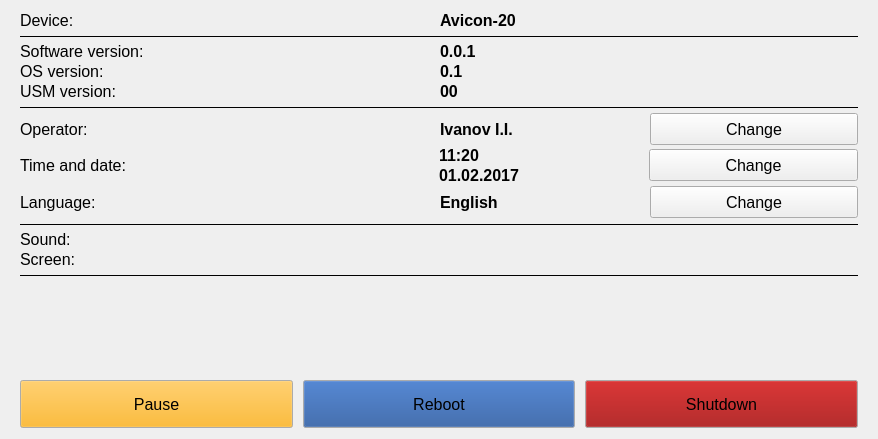
Qt form ui/systemwidget.ui (dmitry64/av20) before a commit.
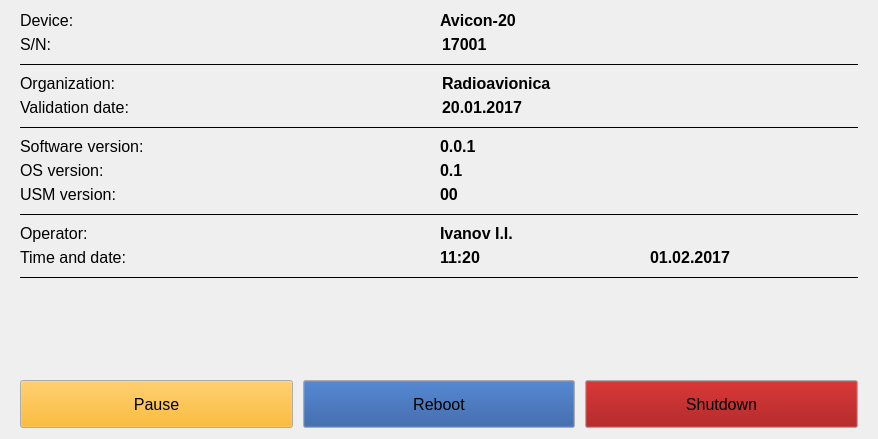
The same form after that commit. Icons and pictures are not drawn. Custom widgets are drawn as their Qt base class.

What changed in the file:
```diff
--- a/ui/systemwidget.ui
+++ b/ui/systemwidget.ui
@@ -31,7 +31,7 @@
    <item>
     <layout class="QVBoxLayout" name="verticalLayout">
      <property name="spacing">
-      <number>1</number>
+      <number>5</number>
      </property>
      <property name="leftMargin">
       <number>0</number>
@@ -69,6 +69,33 @@
        </item>
       </layout>
      </item>
+     <item>
+      <layout class="QHBoxLayout" name="horizontalLayout_13">
+       <property name="bottomMargin">
+        <number>0</number>
+       </property>
+       <item>
+        <widget class="QLabel" name="label_6">
+         <property name="text">
+          <string>S/N:</string>
+         </property>
+        </widget>
+       </item>
+       <item>
+        <widget class="QLabel" name="serialNumber">
+         <property name="font">
+          <font>
+           <weight>75</weight>
+           <bold>true</bold>
+          </font>
+         </property>
+         <property name="text">
+          <string>17001</string>
+         </property>
+        </widget>
+       </item>
+      </layout>
+     </item>
      <item>
       <widget class="Line" name="line_4">
        <property name="minimumSize">
@@ -85,6 +112,76 @@
        </property>
       </widget>
      </item>
+     <item>
+      <layout class="QHBoxLayout" name="horizontalLayout_8">
+       <property name="bottomMargin">
+        <number>0</number>
+       </property>
+       <item>
+        <widget class="QLabel" name="label_8">
+         <property name="text">
+          <string>Organization:</string>
+         </property>
+        </widget>
+       </item>
+       <item>
+        <widget class="QLabel" name="orgName">
+         <property name="font">
+          <font>
+           <weight>75</weight>
+           <bold>true</bold>
+          </font>
+         </property>
+         <property name="text">
+          <string>Radioavionica</string>
+         </property>
+        </widget>
+       </item>
+      </layout>
+     </item>
+     <item>
+      <layout class="QHBoxLayout" name="horizontalLayout_9">
+       <property name="bottomMargin">
+        <number>0</number>
+       </property>
+       <item>
+        <widget class="QLabel" name="label_9">
+         <property name="text">
+          <string>Validation date:</string>
+         </property>
+        </widget>
+       </item>
+       <item>
+        <widget class="QLabel" name="label_11">
+         <property name="font">
+          <font>
+           <weight>75</weight>
+           <bold>true</bold>
+          </font>
+         </property>
+         <property name="text">
+          <string>20.01.2017</string>
+         </property>
+        </widget>
+       </item>
+      </layout>
+     </item>
+     <item>
+      <widget class="Line" name="line_3">
+       <property name="minimumSize">
+        <size>
+         <width>0</width>
+         <height>10</height>
+        </size>
+       </property>
+       <property name="frameShadow">
+        <enum>QFrame::Plain</enum>
+       </property>
+       <property name="orientation">
+        <enum>Qt::Horizontal</enum>
+       </property>
+      </widget>
+     </item>
      <item>
       <layout class="QHBoxLayout" name="horizontalLayout_10">
        <property name="spacing">
@@ -227,29 +324,12 @@
            </property>
           </widget>
          </item>
-         <item>
-          <widget class="QPushButton" name="operatorChangeButton">
-           <property name="minimumSize">
-            <size>
-             <width>32</width>
-             <height>32</height>
-            </size>
-           </property>
-           <property name="text">
-            <string>Change</string>
-           </property>
-           <property name="icon">
-            <iconset resource="../resources.qrc">
-             <normaloff>:/icons/resources/icons/sys_icon_user.png</normaloff>:/icons/resources/icons/sys_icon_user.png</iconset>
-           </property>
-          </widget>
-         </item>
         </layout>
        </item>
       </layout>
      </item>
      <item>
-      <layout class="QHBoxLayout" name="horizontalLayout_5" stretch="2,1,1">
+      <layout class="QHBoxLayout" name="horizontalLayout_5" stretch="0,0">
        <property name="spacing">
         <number>1</number>
        </property>
@@ -264,99 +344,9 @@
         </widget>
        </item>
        <item>
-        <layout class="QVBoxLayout" name="verticalLayout_3">
-         <property name="spacing">
-          <number>1</number>
-         </property>
-         <property name="bottomMargin">
-          <number>0</number>
-         </property>
+        <layout class="QHBoxLayout" name="horizontalLayout_6">
          <item>
-          <layout class="QHBoxLayout" name="horizontalLayout_6">
-           <property name="spacing">
-            <number>1</number>
-           </property>
-           <item>
-            <widget class="QLabel" name="timeLabel">
-             <property name="font">
-              <font>
-               <weight>75</weight>
-               <bold>true</bold>
-              </font>
-             </property>
-             <property name="text">
-              <string>11:20</string>
-             </property>
-            </widget>
-           </item>
-          </layout>
-         </item>
-         <item>
-          <layout class="QHBoxLayout" name="horizontalLayout_7">
-           <property name="spacing">
-            <number>1</number>
-           </property>
-           <property name="bottomMargin">
-            <number>0</number>
-           </property>
-           <item>
-            <widget class="QLabel" name="dateLabel">
-             <property name="font">
-              <font>
-               <weight>75</weight>
-               <bold>true</bold>
-              </font>
-             </property>
-             <property name="text">
-              <string>01.02.2017</string>
-             </property>
-            </widget>
-           </item>
-          </layout>
-         </item>
-        </layout>
-       </item>
-       <item>
-        <widget class="QPushButton" name="timeChangeButton">
-         <property name="minimumSize">
-          <size>
-           <width>32</width>
-           <height>32</height>
-          </size>
-         </property>
-         <property name="text">
-          <string>Change</string>
-         </property>
-         <property name="icon">
-          <iconset resource="../resources.qrc">
-           <normaloff>:/icons/resources/icons/sys_icon_clock.png</normaloff>:/icons/resources/icons/sys_icon_clock.png</iconset>
-         </property>
-        </widget>
-       </item>
-      </layout>
-     </item>
-     <item>
-      <layout class="QHBoxLayout" name="horizontalLayout_8">
-       <property name="spacing">
-        <number>1</number>
-       </property>
-       <property name="bottomMargin">
-        <number>0</number>
-       </property>
-       <item>
-        <widget class="QLabel" name="label_8">
-         <property name="text">
-          <string>Language:</string>
-         </property>
-        </widget>
-       </item>
-       <item>
-        <layout class="QHBoxLayout" name="horizontalLayout_9">
-         <property name="spacing">
-          <number>1</number>
-         </property>
-         <item>
-          <widget class="QLabel" name="languageLabel">
+          <widget class="QLabel" name="timeLabel">
            <property name="font">
             <font>
              <weight>75</weight>
@@ -364,24 +354,26 @@
             </font>
            </property>
            <property name="text">
-            <string>English</string>
+            <string>11:20</string>
+           </property>
+           <property name="alignment">
+            <set>Qt::AlignLeading|Qt::AlignLeft|Qt::AlignVCenter</set>
            </property>
           </widget>
          </item>
          <item>
-          <widget class="QPushButton" name="languageChangeButton">
-           <property name="minimumSize">
-            <size>
-             <width>32</width>
-             <height>32</height>
-            </size>
+          <widget class="QLabel" name="dateLabel">
+           <property name="font">
+            <font>
+             <weight>75</weight>
+             <bold>true</bold>
+            </font>
            </property>
            <property name="text">
-            <string>Change</string>
+            <string>01.02.2017</string>
            </property>
-           <property name="icon">
-            <iconset resource="../resources.qrc">
-             <normaloff>:/icons/resources/icons/basic_flag1.png</normaloff>:/icons/resources/icons/basic_flag1.png</iconset>
+           <property name="alignment">
+            <set>Qt::AlignLeading|Qt::AlignLeft|Qt::AlignVCenter</set>
            </property>
           </widget>
          </item>
@@ -405,76 +397,6 @@
        </property>
       </widget>
      </item>
-     <item>
-      <layout class="QHBoxLayout" name="horizontalLayout_11" stretch="1,1">
-       <property name="spacing">
-        <number>1</number>
-       </property>
-       <property name="bottomMargin">
-        <number>0</number>
-       </property>
-       <item>
-        <widget class="QLabel" name="label_12">
-         <property name="text">
-          <string>Sound:</string>
-         </property>
-        </widget>
-       </item>
-       <item>
-        <widget class="TouchSpinBox" name="soundWidget" native="true">
-         <property name="minimumSize">
-          <size>
-           <width>100</width>
-           <height>0</height>
-          </size>
-         </property>
-        </widget>
-       </item>
-      </layout>
-     </item>
-     <item>
-      <layout class="QHBoxLayout" name="horizontalLayout_12" stretch="1,1">
-       <property name="spacing">
-        <number>1</number>
-       </property>
-       <property name="bottomMargin">
-        <number>0</number>
-       </property>
-       <item>
-        <widget class="QLabel" name="label_13">
-         <property name="text">
-          <string>Screen:</string>
-         </property>
-        </widget>
-       </item>
-       <item>
-        <widget class="TouchSpinBox" name="brightnessWidget" native="true">
-         <property name="minimumSize">
-          <size>
-           <width>100</width>
-           <height>0</height>
-          </size>
-         </property>
-        </widget>
-       </item>
-      </layout>
-     </item>
-     <item>
-      <widget class="Line" name="line_3">
-       <property name="minimumSize">
-        <size>
-         <width>0</width>
-         <height>10</height>
-        </size>
-       </property>
-       <property name="frameShadow">
-        <enum>QFrame::Plain</enum>
-       </property>
-       <property name="orientation">
-        <enum>Qt::Horizontal</enum>
-       </property>
-      </widget>
-     </item>
      <item>
       <spacer name="verticalSpacer">
        <property name="orientation">
@@ -679,14 +601,6 @@
    </item>
   </layout>
  </widget>
- <customwidgets>
-  <customwidget>
-   <class>TouchSpinBox</class>
-   <extends>QWidget</extends>
-   <header>ui/controls/touchspinbox.h</header>
-   <container>1</container>
-  </customwidget>
- </customwidgets>
  <resources>
   <include location="../resources.qrc"/>
  </resources>
```
